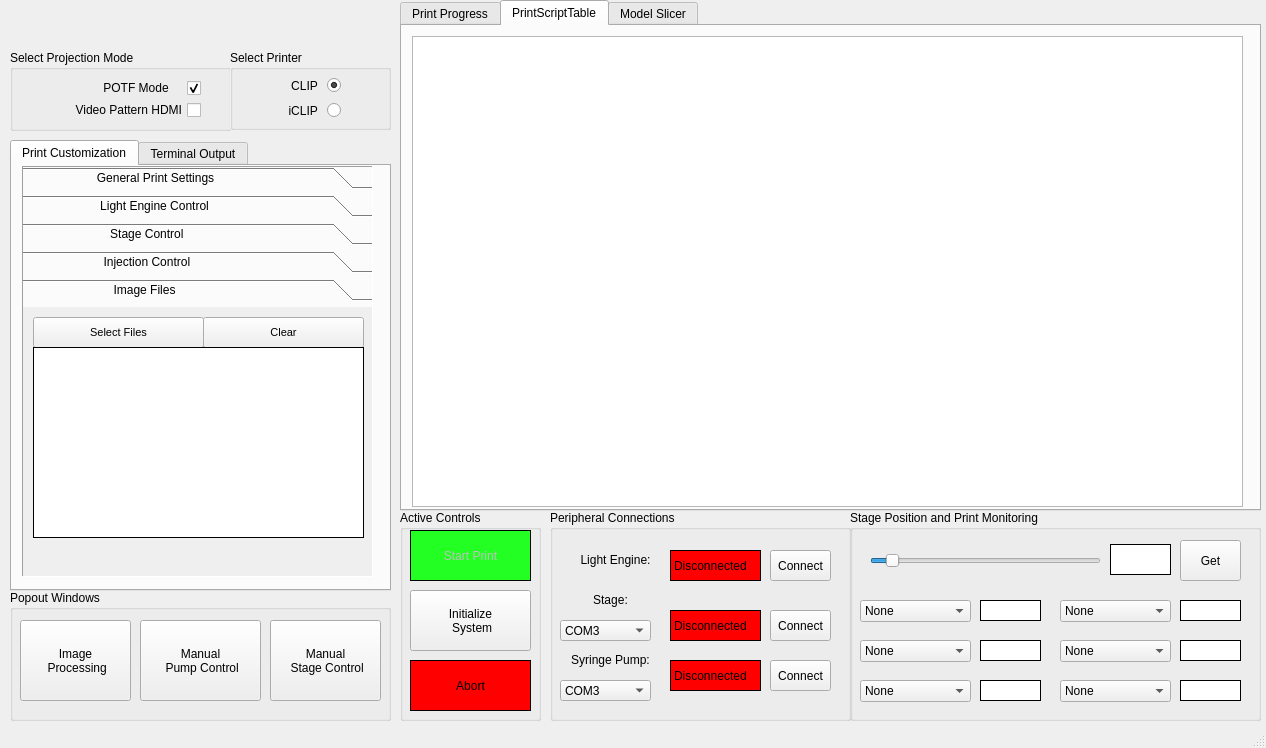
Before: the Qt Designer form src/mainwindow.ui in TimSamuelsen/CLIP3DPrinterGUI, drawn with Qt 5.
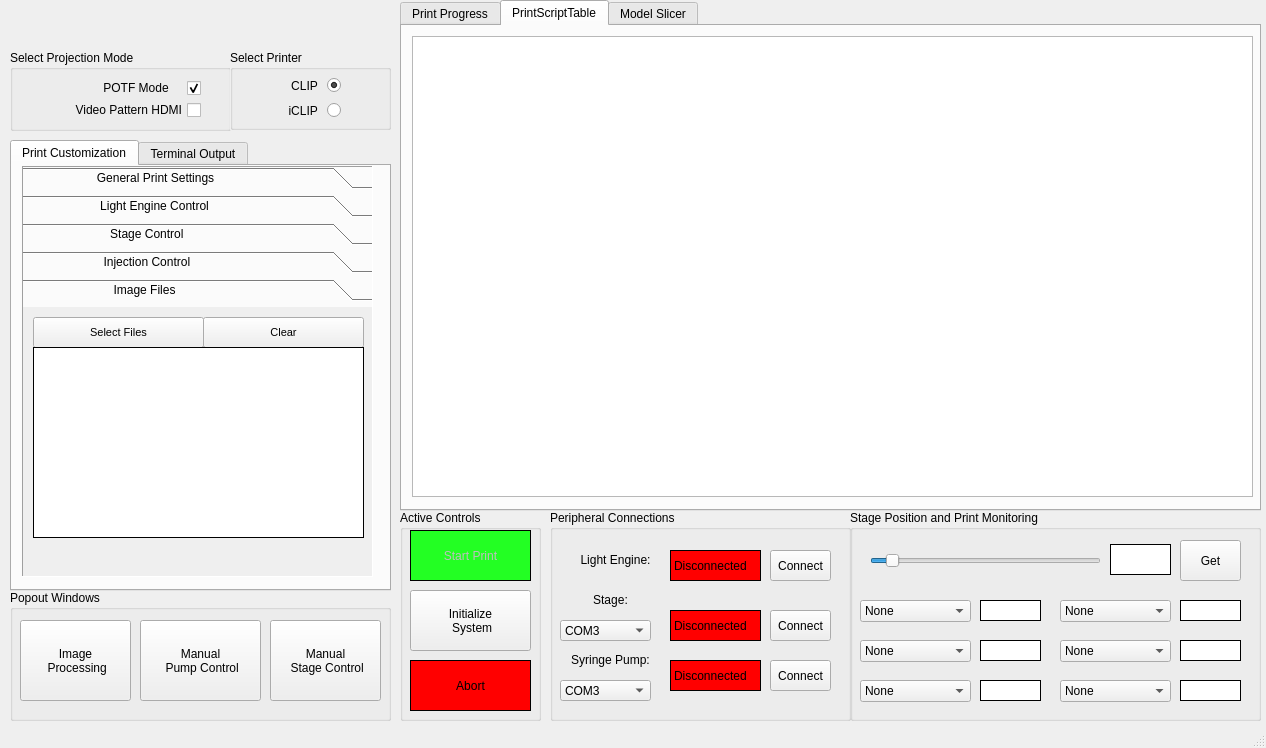
After: the same form once the commit is applied. The open tabs and pages were chosen to show the change. Icons and pictures are not drawn. Custom widgets are drawn as their Qt base class.

Commit message: Adding initial exposure tag,  added print script table in graphics window that can be manually edited

The edit to the form file:
```diff
--- a/src/mainwindow.ui
+++ b/src/mainwindow.ui
@@ -60,13 +60,13 @@
      <attribute name="title">
       <string>PrintScriptTable</string>
      </attribute>
-     <widget class="QTableView" name="tableView_2">
+     <widget class="QTableWidget" name="PrintScriptTable">
       <property name="geometry">
        <rect>
         <x>10</x>
         <y>10</y>
-        <width>831</width>
-        <height>471</height>
+        <width>841</width>
+        <height>461</height>
        </rect>
       </property>
      </widget>
```
Left out of the diff: 2 changed lines with no effect on the pictures. The commit also changes 2 other files.
